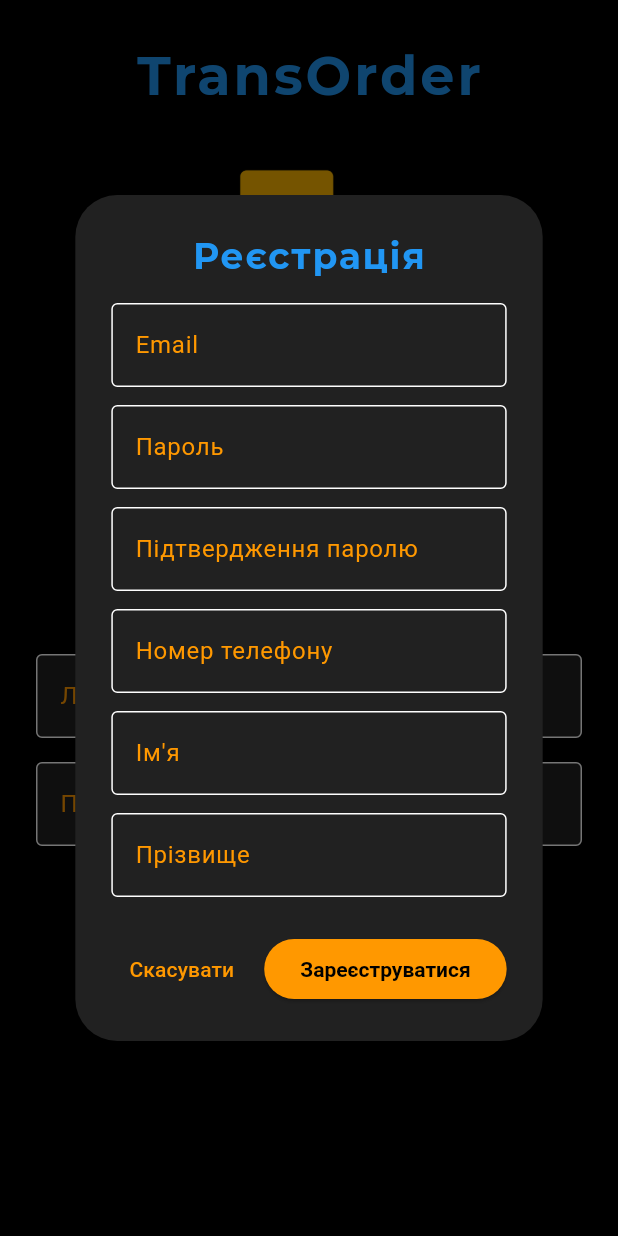
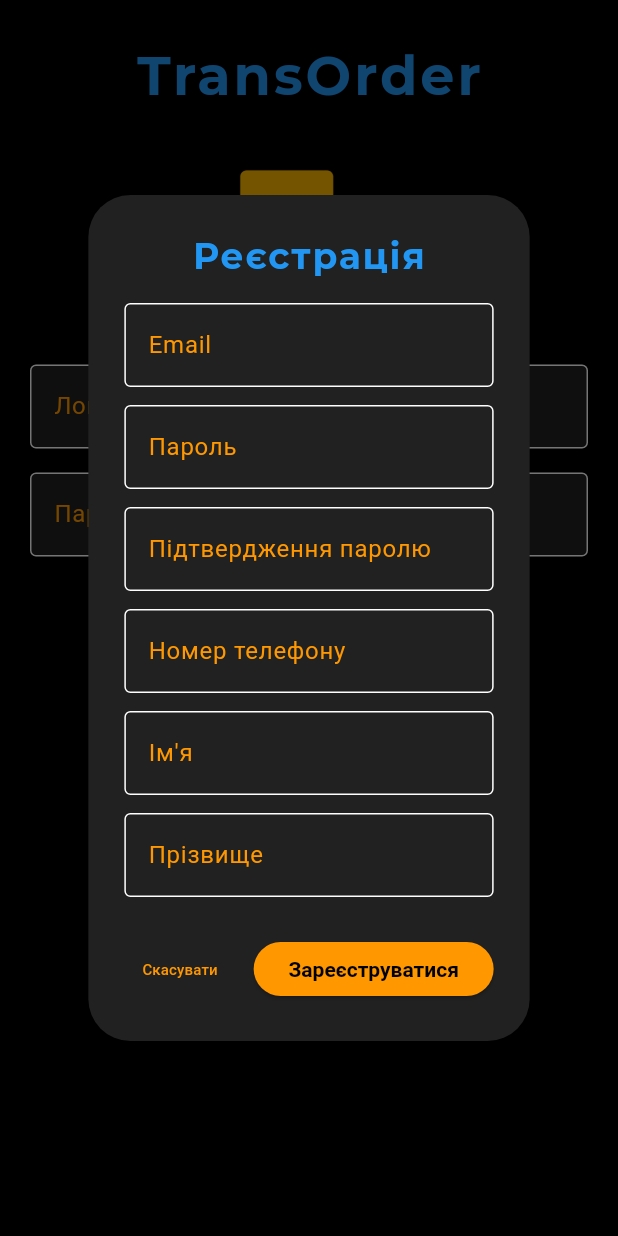
Before and after one commit to LDKishchenko/TransOrder, a Flutter app: the screen it shows after launch, after a tap on "Зареєструватися", on a phone screen of 412 x 824 dp. Run offline on Flutter 3.47's test engine with Material 3 defaults, Android fonts, the phone set to English and light mode, and no system bars; our stand-ins replace google_fonts.

Commit message:
added responsive layout to the login and registration page

```diff
--- a/lib/login_page.dart
+++ b/lib/login_page.dart
@@ -23,6 +23,7 @@ class _LoginPageState extends State<LoginPage> {
   Widget build(BuildContext context) {
     return Scaffold(
       body: SafeArea(
+        child: SingleChildScrollView(
           child: Column(
             children: [
               Padding(
@@ -48,10 +49,9 @@ class _LoginPageState extends State<LoginPage> {
                 ),
               ),
               const SizedBox(height: 16),
-            Expanded(
-              child: Center(
+              Center(
                 child: Padding(
-                  padding: const EdgeInsets.all(24.0),
+                  padding: const EdgeInsets.all(20.0),
                   child: Column(
                     mainAxisSize: MainAxisSize.min,
                     children: [
@@ -87,8 +87,8 @@ class _LoginPageState extends State<LoginPage> {
                   ),
                 ),
               ),
+            ],
           ),
-          ],
         ),
       ),
     );
@@ -182,16 +182,32 @@ class _RegisterDialogState extends State<RegisterDialog> {
         ),
       ),
       actions: [
+        Row(
+          mainAxisAlignment: MainAxisAlignment.center,
+          children: [
             TextButton(
               onPressed: () => Navigator.of(context).pop(),
-          child: const Text('Скасувати'),
+              child: const Text(
+                'Скасувати',
+                style: TextStyle(fontSize: 10),
               ),
-        ElevatedButton(
+            ),
+            const SizedBox(width: 12),
+            SizedBox(
+              height: 36,
+              width: 160,
+              child: ElevatedButton(
+                style: ElevatedButton.styleFrom(
+                  padding: const EdgeInsets.symmetric(horizontal: 8),
+                ),
                 onPressed: () {
                   // TODO: Реалізувати логіку реєстрації
                   Navigator.of(context).pop();
                 },
-          child: const Text('Зареєструватися'),
+                child: const Text('Зареєструватися', style: TextStyle(fontSize: 14)),
+              ),
+            ),
+          ],
         ),
       ],
     );
```
Lines whose indentation alone changed are shown as unchanged.
